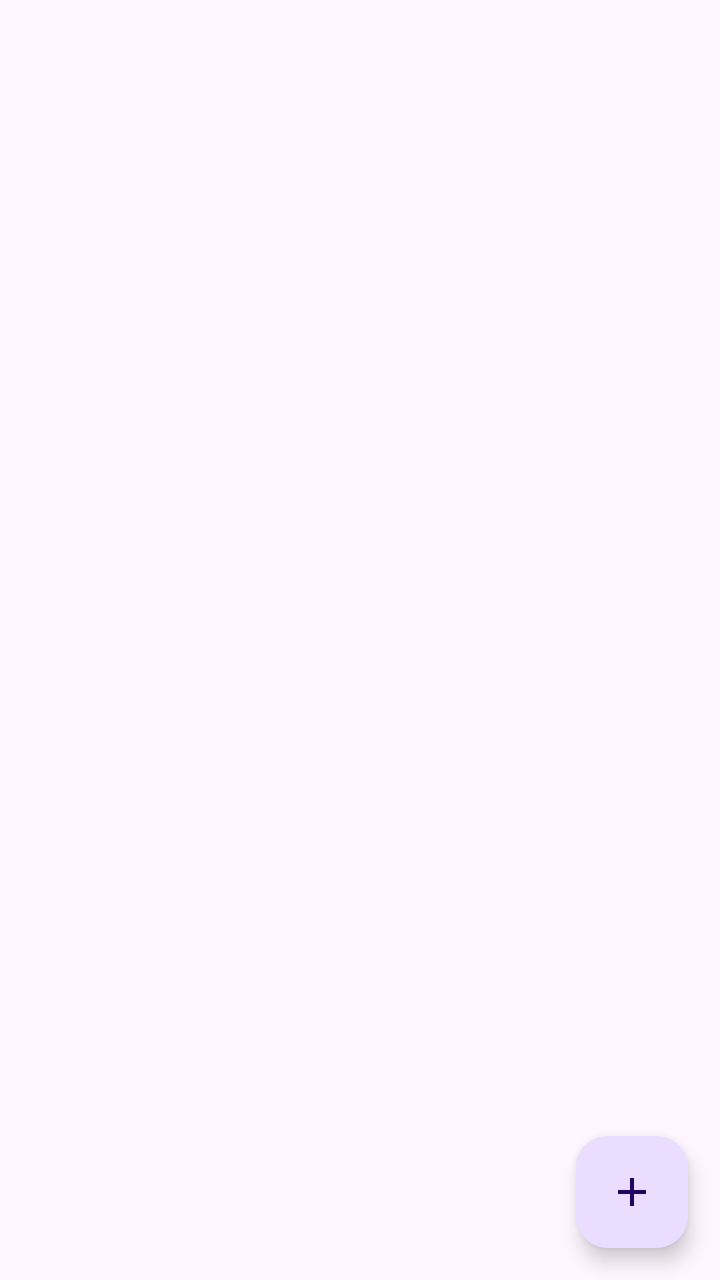
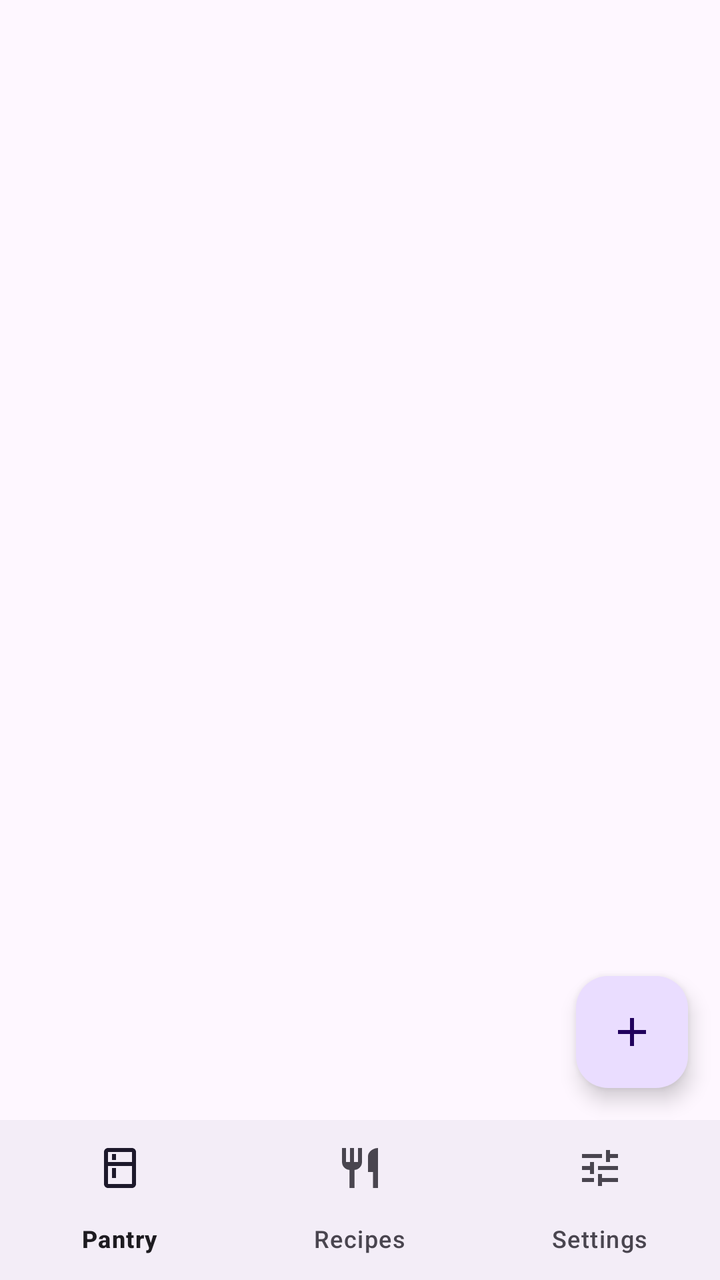

An Android layout rendered at two revisions. The XML below is the earlier revision; the diff shows what the commit changed to produce the second picture.
<!-- AndroidManifest.xml: activity theme Theme.SmartPantryManager -->
<!-- res/layout/activity_main.xml -->
<?xml version="1.0" encoding="utf-8"?>
<androidx.constraintlayout.widget.ConstraintLayout xmlns:android="http://schemas.android.com/apk/res/android"
    xmlns:app="http://schemas.android.com/apk/res-auto"
    android:id="@+id/main"
    android:layout_width="match_parent"
    android:layout_height="match_parent">

    <com.google.android.material.appbar.MaterialToolbar
        android:id="@+id/toolbar"
        android:layout_width="0dp"
        android:layout_height="?attr/actionBarSize"
        app:layout_constraintEnd_toEndOf="parent"
        app:layout_constraintStart_toStartOf="parent"
        app:layout_constraintTop_toTopOf="parent" />

    
    <androidx.recyclerview.widget.RecyclerView
        android:id="@+id/recyclerPantry"
        android:layout_width="0dp"
        android:layout_height="0dp"
        android:clipToPadding="false"
        android:paddingTop="4dp"
        android:paddingBottom="88dp"
        app:layout_constraintBottom_toBottomOf="parent"
        app:layout_constraintEnd_toEndOf="parent"
        app:layout_constraintStart_toStartOf="parent"
        app:layout_constraintTop_toBottomOf="@id/toolbar" />

    
    <TextView
        android:id="@+id/textEmpty"
        android:layout_width="0dp"
        android:layout_height="wrap_content"
        android:layout_marginHorizontal="32dp"
        android:gravity="center"
        android:text="@string/empty_pantry"
        android:textAppearance="?attr/textAppearanceBodyLarge"
        android:visibility="gone"
        app:layout_constraintBottom_toBottomOf="parent"
        app:layout_constraintEnd_toEndOf="parent"
        app:layout_constraintStart_toStartOf="parent"
        app:layout_constraintTop_toBottomOf="@id/toolbar" />

    <com.google.android.material.floatingactionbutton.FloatingActionButton
        android:id="@+id/fabAdd"
        android:layout_width="wrap_content"
        android:layout_height="wrap_content"
        android:layout_margin="16dp"
        android:contentDescription="@string/cd_add_ingredient"
        app:srcCompat="@drawable/ic_add"
        app:layout_constraintBottom_toBottomOf="parent"
        app:layout_constraintEnd_toEndOf="parent" />
</androidx.constraintlayout.widget.ConstraintLayout>
<!-- resources referenced by this layout -->
<resources>
  <!-- drawable ic_add (drawable) -->
  <vector xmlns:android="http://schemas.android.com/apk/res/android"
      android:width="24dp"
      android:height="24dp"
      android:viewportWidth="24"
      android:viewportHeight="24"
      android:tint="?attr/colorControlNormal">
      <path
          android:fillColor="@android:color/white"
          android:pathData="M19,13h-6v6h-2v-6H5v-2h6V5h2v6h6v2z" />
  </vector>
  <string name="cd_add_ingredient">Add ingredient</string>
  <string name="empty_pantry">Your pantry is empty.\nTap + to add your first ingredient.</string>
  <style name="Theme.SmartPantryManager" parent="Theme.Material3.Light.NoActionBar" />
</resources>

<!-- the commit's change to res/layout/activity_main.xml (unified diff, before → after) -->
@@ -21,7 +21,7 @@
         android:clipToPadding="false"
         android:paddingTop="4dp"
         android:paddingBottom="88dp"
-        app:layout_constraintBottom_toBottomOf="parent"
+        app:layout_constraintBottom_toTopOf="@id/bottomNav"
         app:layout_constraintEnd_toEndOf="parent"
         app:layout_constraintStart_toStartOf="parent"
         app:layout_constraintTop_toBottomOf="@id/toolbar" />
@@ -36,7 +36,7 @@
         android:text="@string/empty_pantry"
         android:textAppearance="?attr/textAppearanceBodyLarge"
         android:visibility="gone"
-        app:layout_constraintBottom_toBottomOf="parent"
+        app:layout_constraintBottom_toTopOf="@id/bottomNav"
         app:layout_constraintEnd_toEndOf="parent"
         app:layout_constraintStart_toStartOf="parent"
         app:layout_constraintTop_toBottomOf="@id/toolbar" />
@@ -48,6 +48,15 @@
         android:layout_margin="16dp"
         android:contentDescription="@string/cd_add_ingredient"
         app:srcCompat="@drawable/ic_add"
+        app:layout_constraintBottom_toTopOf="@id/bottomNav"
+        app:layout_constraintEnd_toEndOf="parent" />
+
+    <com.google.android.material.bottomnavigation.BottomNavigationView
+        android:id="@+id/bottomNav"
+        android:layout_width="0dp"
+        android:layout_height="wrap_content"
         app:layout_constraintBottom_toBottomOf="parent"
-        app:layout_constraintEnd_toEndOf="parent" />
+        app:layout_constraintEnd_toEndOf="parent"
+        app:layout_constraintStart_toStartOf="parent"
+        app:menu="@menu/bottom_nav" />
 </androidx.constraintlayout.widget.ConstraintLayout>
